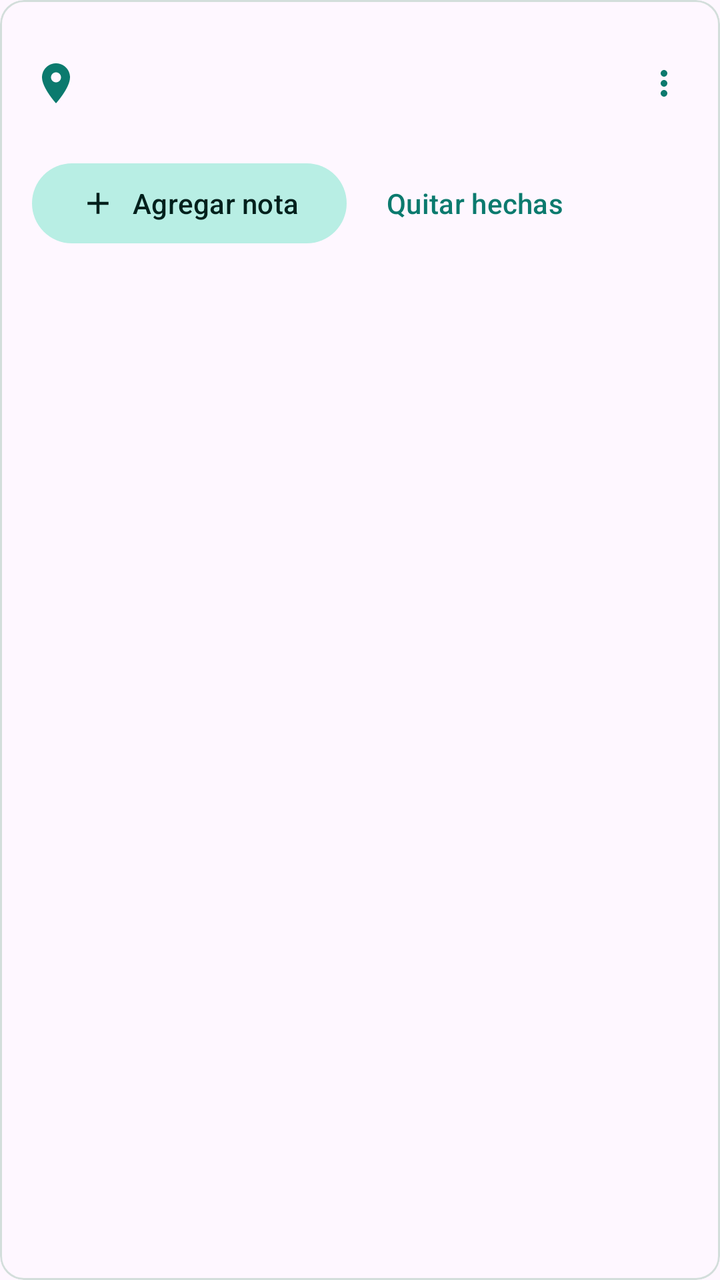
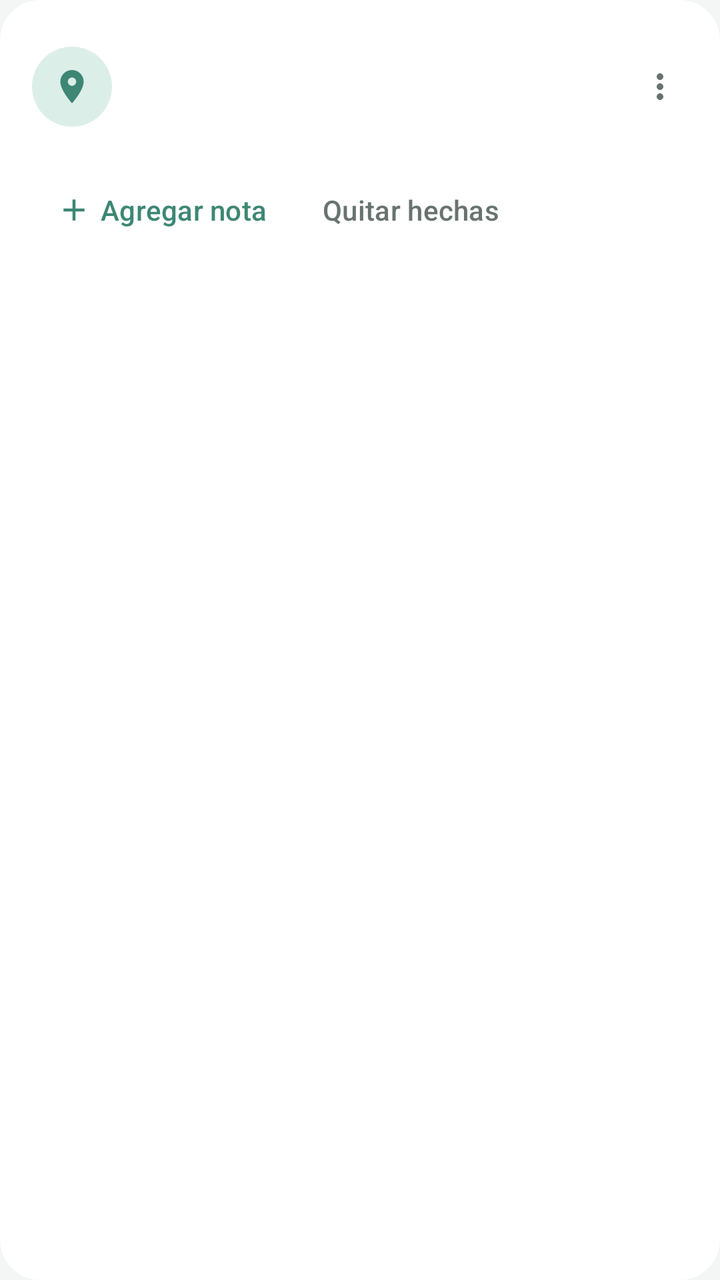

Compare the two renders of this Android layout. The source of the first and the diff that turns it into the second are given below.
<!-- AndroidManifest.xml: application theme Theme.Recuerdame -->
<!-- res/layout/item_place.xml -->
<?xml version="1.0" encoding="utf-8"?>
<com.google.android.material.card.MaterialCardView xmlns:android="http://schemas.android.com/apk/res/android"
    xmlns:app="http://schemas.android.com/apk/res-auto"
    android:layout_width="match_parent"
    android:layout_height="wrap_content"
    android:layout_marginBottom="12dp"
    app:cardElevation="0dp"
    app:strokeColor="@color/card_stroke"
    app:strokeWidth="1dp">

    <LinearLayout
        android:layout_width="match_parent"
        android:layout_height="wrap_content"
        android:orientation="vertical"
        android:paddingStart="16dp"
        android:paddingTop="12dp"
        android:paddingEnd="4dp"
        android:paddingBottom="12dp">

        <LinearLayout
            android:layout_width="match_parent"
            android:layout_height="wrap_content"
            android:gravity="center_vertical"
            android:orientation="horizontal">

            <ImageView
                android:layout_width="24dp"
                android:layout_height="24dp"
                android:contentDescription="@null"
                android:src="@drawable/ic_pin"
                app:tint="?attr/colorPrimary" />

            <LinearLayout
                android:layout_width="0dp"
                android:layout_height="wrap_content"
                android:layout_marginStart="12dp"
                android:layout_weight="1"
                android:orientation="vertical">

                <TextView
                    android:id="@+id/place_name"
                    android:layout_width="match_parent"
                    android:layout_height="wrap_content"
                    android:textSize="18sp"
                    android:textStyle="bold" />

                <TextView
                    android:id="@+id/place_address"
                    android:layout_width="match_parent"
                    android:layout_height="wrap_content"
                    android:alpha="0.8"
                    android:textSize="13sp" />

                <TextView
                    android:id="@+id/place_info"
                    android:layout_width="match_parent"
                    android:layout_height="wrap_content"
                    android:alpha="0.65"
                    android:textSize="13sp" />
            </LinearLayout>

            <com.google.android.material.button.MaterialButton
                android:id="@+id/btn_more"
                style="@style/Widget.Material3.Button.IconButton"
                android:layout_width="wrap_content"
                android:layout_height="wrap_content"
                android:contentDescription="Más opciones"
                app:icon="@drawable/ic_more" />
        </LinearLayout>

        <LinearLayout
            android:id="@+id/notes_container"
            android:layout_width="match_parent"
            android:layout_height="wrap_content"
            android:layout_marginTop="6dp"
            android:paddingEnd="12dp"
            android:orientation="vertical" />

        <LinearLayout
            android:layout_width="match_parent"
            android:layout_height="wrap_content"
            android:orientation="horizontal">

            <com.google.android.material.button.MaterialButton
                android:id="@+id/btn_add_note"
                style="@style/Widget.Material3.Button.TonalButton"
                android:layout_width="wrap_content"
                android:layout_height="wrap_content"
                android:text="Agregar nota"
                app:icon="@drawable/ic_add" />

            <com.google.android.material.button.MaterialButton
                android:id="@+id/btn_clear_done"
                style="@style/Widget.Material3.Button.TextButton"
                android:layout_width="wrap_content"
                android:layout_height="wrap_content"
                android:layout_marginStart="8dp"
                android:text="Quitar hechas" />
        </LinearLayout>
    </LinearLayout>
</com.google.android.material.card.MaterialCardView>
<!-- resources referenced by this layout -->
<resources>
  <color name="card_stroke">#D3DEDB</color>
  <!-- drawable ic_add (drawable) -->
  <?xml version="1.0" encoding="utf-8"?>
  <vector xmlns:android="http://schemas.android.com/apk/res/android" android:width="24dp" android:height="24dp" android:viewportWidth="24" android:viewportHeight="24" android:tint="?attr/colorControlNormal">
      <path android:fillColor="@android:color/white" android:pathData="M19,13h-6v6h-2v-6H5v-2h6V5h2v6h6v2z"/>
  </vector>
  <!-- drawable ic_pin (drawable) -->
  <?xml version="1.0" encoding="utf-8"?>
  <vector xmlns:android="http://schemas.android.com/apk/res/android" android:width="24dp" android:height="24dp" android:viewportWidth="24" android:viewportHeight="24" android:tint="?attr/colorControlNormal">
      <path android:fillColor="@android:color/white" android:pathData="M12,2C8.13,2 5,5.13 5,9c0,5.25 7,13 7,13s7,-7.75 7,-13c0,-3.87 -3.13,-7 -7,-7zM12,11.5c-1.38,0 -2.5,-1.12 -2.5,-2.5s1.12,-2.5 2.5,-2.5 2.5,1.12 2.5,2.5 -1.12,2.5 -2.5,2.5z"/>
  </vector>
  <style name="Theme.Recuerdame" parent="Theme.Material3.DayNight">
          <item name="colorPrimary">@color/brand</item>
          <item name="colorOnPrimary">@color/brand_on</item>
          <item name="colorPrimaryContainer">@color/brand_container</item>
          <item name="colorOnPrimaryContainer">@color/brand_on_container</item>
          <item name="colorSecondaryContainer">@color/brand_container</item>
          <item name="colorOnSecondaryContainer">@color/brand_on_container</item>
      </style>
  <color name="brand">#0B7A6E</color>
  <color name="brand_on">#FFFFFF</color>
  <color name="brand_container">#B8EEE4</color>
  <color name="brand_on_container">#00201C</color>
  <!-- unchanged entries left out for length: 1 -->
</resources>

<!-- the commit's change to res/layout/item_place.xml (unified diff, before → after) -->
@@ -1,21 +1,19 @@
 <?xml version="1.0" encoding="utf-8"?>
 <com.google.android.material.card.MaterialCardView xmlns:android="http://schemas.android.com/apk/res/android"
     xmlns:app="http://schemas.android.com/apk/res-auto"
+    style="@style/SoftCard"
     android:layout_width="match_parent"
     android:layout_height="wrap_content"
-    android:layout_marginBottom="12dp"
-    app:cardElevation="0dp"
-    app:strokeColor="@color/card_stroke"
-    app:strokeWidth="1dp">
+    android:layout_marginBottom="14dp">
 
     <LinearLayout
         android:layout_width="match_parent"
         android:layout_height="wrap_content"
         android:orientation="vertical"
         android:paddingStart="16dp"
-        android:paddingTop="12dp"
-        android:paddingEnd="4dp"
-        android:paddingBottom="12dp">
+        android:paddingTop="14dp"
+        android:paddingEnd="6dp"
+        android:paddingBottom="8dp">
 
         <LinearLayout
             android:layout_width="match_parent"
@@ -23,17 +21,24 @@
             android:gravity="center_vertical"
             android:orientation="horizontal">
 
-            <ImageView
-                android:layout_width="24dp"
-                android:layout_height="24dp"
-                android:contentDescription="@null"
-                android:src="@drawable/ic_pin"
-                app:tint="?attr/colorPrimary" />
+            <FrameLayout
+                android:layout_width="40dp"
+                android:layout_height="40dp"
+                android:background="@drawable/bg_circle_soft">
+
+                <ImageView
+                    android:layout_width="20dp"
+                    android:layout_height="20dp"
+                    android:layout_gravity="center"
+                    android:contentDescription="@null"
+                    android:src="@drawable/ic_pin"
+                    app:tint="@color/primary" />
+            </FrameLayout>
 
             <LinearLayout
                 android:layout_width="0dp"
                 android:layout_height="wrap_content"
-                android:layout_marginStart="12dp"
+                android:layout_marginStart="14dp"
                 android:layout_weight="1"
                 android:orientation="vertical">
 
@@ -41,21 +46,27 @@
                     android:id="@+id/place_name"
                     android:layout_width="match_parent"
                     android:layout_height="wrap_content"
-                    android:textSize="18sp"
-                    android:textStyle="bold" />
+                    android:ellipsize="end"
+                    android:fontFamily="sans-serif-medium"
+                    android:maxLines="1"
+                    android:textColor="@color/text"
+                    android:textSize="17sp" />
 
                 <TextView
                     android:id="@+id/place_address"
                     android:layout_width="match_parent"
                     android:layout_height="wrap_content"
-                    android:alpha="0.8"
+                    android:ellipsize="end"
+                    android:maxLines="1"
+                    android:textColor="@color/text_soft"
                     android:textSize="13sp" />
 
                 <TextView
                     android:id="@+id/place_info"
                     android:layout_width="match_parent"
                     android:layout_height="wrap_content"
-                    android:alpha="0.65"
+                    android:layout_marginTop="1dp"
+                    android:textColor="@color/text_soft"
                     android:textSize="13sp" />
             </LinearLayout>
 
@@ -65,16 +76,17 @@
                 android:layout_width="wrap_content"
                 android:layout_height="wrap_content"
                 android:contentDescription="Más opciones"
-                app:icon="@drawable/ic_more" />
+                app:icon="@drawable/ic_more"
+                app:iconTint="@color/text_soft" />
         </LinearLayout>
 
         <LinearLayout
             android:id="@+id/notes_container"
             android:layout_width="match_parent"
             android:layout_height="wrap_content"
-            android:layout_marginTop="6dp"
-            android:paddingEnd="12dp"
-            android:orientation="vertical" />
+            android:layout_marginTop="8dp"
+            android:orientation="vertical"
+            android:paddingEnd="10dp" />
 
         <LinearLayout
             android:layout_width="match_parent"
@@ -83,7 +95,7 @@
 
             <com.google.android.material.button.MaterialButton
                 android:id="@+id/btn_add_note"
-                style="@style/Widget.Material3.Button.TonalButton"
+                style="@style/Widget.Material3.Button.TextButton.Icon"
                 android:layout_width="wrap_content"
                 android:layout_height="wrap_content"
                 android:text="Agregar nota"
@@ -94,8 +106,8 @@
                 style="@style/Widget.Material3.Button.TextButton"
                 android:layout_width="wrap_content"
                 android:layout_height="wrap_content"
-                android:layout_marginStart="8dp"
-                android:text="Quitar hechas" />
+                android:text="Quitar hechas"
+                android:textColor="@color/text_soft" />
         </LinearLayout>
     </LinearLayout>
 </com.google.android.material.card.MaterialCardView>
<!-- resource entries referenced after the edit -->
@@ -1,6 +1,13 @@
 <!-- resources referenced by this layout -->
 <resources>
-  <color name="card_stroke">#D3DEDB</color>
+  <color name="primary">#3D8774</color>
+  <color name="text">#1D2422</color>
+  <color name="text_soft">#68736F</color>
+  <!-- drawable bg_circle_soft (drawable) -->
+  <?xml version="1.0" encoding="utf-8"?>
+  <shape xmlns:android="http://schemas.android.com/apk/res/android" android:shape="oval">
+      <solid android:color="@color/primary_soft" />
+  </shape>
   <!-- drawable ic_add (drawable) -->
   <?xml version="1.0" encoding="utf-8"?>
   <vector xmlns:android="http://schemas.android.com/apk/res/android" android:width="24dp" android:height="24dp" android:viewportWidth="24" android:viewportHeight="24" android:tint="?attr/colorControlNormal">
@@ -11,18 +18,50 @@
   <vector xmlns:android="http://schemas.android.com/apk/res/android" android:width="24dp" android:height="24dp" android:viewportWidth="24" android:viewportHeight="24" android:tint="?attr/colorControlNormal">
       <path android:fillColor="@android:color/white" android:pathData="M12,2C8.13,2 5,5.13 5,9c0,5.25 7,13 7,13s7,-7.75 7,-13c0,-3.87 -3.13,-7 -7,-7zM12,11.5c-1.38,0 -2.5,-1.12 -2.5,-2.5s1.12,-2.5 2.5,-2.5 2.5,1.12 2.5,2.5 -1.12,2.5 -2.5,2.5z"/>
   </vector>
-  <style name="Theme.Recuerdame" parent="Theme.Material3.DayNight">
-          <item name="colorPrimary">@color/brand</item>
-          <item name="colorOnPrimary">@color/brand_on</item>
-          <item name="colorPrimaryContainer">@color/brand_container</item>
-          <item name="colorOnPrimaryContainer">@color/brand_on_container</item>
-          <item name="colorSecondaryContainer">@color/brand_container</item>
-          <item name="colorOnSecondaryContainer">@color/brand_on_container</item>
+  <style name="SoftCard" parent="Widget.Material3.CardView.Filled">
+          <item name="cardBackgroundColor">@color/surface</item>
+          <item name="cardCornerRadius">20dp</item>
+          <item name="cardElevation">0dp</item>
+          <item name="strokeWidth">0dp</item>
       </style>
-  <color name="brand">#0B7A6E</color>
-  <color name="brand_on">#FFFFFF</color>
-  <color name="brand_container">#B8EEE4</color>
-  <color name="brand_on_container">#00201C</color>
+  <style name="Theme.Recuerdame" parent="Theme.Material3.DayNight.NoActionBar">
+          <item name="colorPrimary">@color/primary</item>
+          <item name="colorOnPrimary">@color/on_primary</item>
+          <item name="colorPrimaryContainer">@color/primary_soft</item>
+          <item name="colorOnPrimaryContainer">@color/on_primary_soft</item>
+          <item name="colorSecondary">@color/primary</item>
+          <item name="colorOnSecondary">@color/on_primary</item>
+          <item name="colorSecondaryContainer">@color/primary_soft</item>
+          <item name="colorOnSecondaryContainer">@color/on_primary_soft</item>
+          <item name="colorTertiaryContainer">@color/leave_soft</item>
+          <item name="colorOnTertiaryContainer">@color/leave_text</item>
+          <item name="android:colorBackground">@color/bg</item>
+          <item name="colorSurface">@color/surface</item>
+          <item name="colorOnSurface">@color/text</item>
+          <item name="colorSurfaceVariant">@color/surface_soft</item>
+          <item name="colorOnSurfaceVariant">@color/text_soft</item>
+          <item name="colorSurfaceContainerLowest">@color/surface</item>
+          <item name="colorSurfaceContainerLow">@color/surface</item>
+          <item name="colorSurfaceContainer">@color/surface</item>
+          <item name="colorSurfaceContainerHigh">@color/surface</item>
+          <item name="colorSurfaceContainerHighest">@color/surface_soft</item>
+          <item name="colorOutline">@color/outline</item>
+          <item name="colorOutlineVariant">@color/divider</item>
+          <item name="android:statusBarColor">@color/bg</item>
+          <item name="android:navigationBarColor">@color/bg</item>
+          <item name="android:windowLightStatusBar">@bool/light_bars</item>
+          <item name="android:windowLightNavigationBar" tools:targetApi="27">@bool/light_bars</item>
+      </style>
+  <color name="primary_soft">#DCEEE8</color>
+  <color name="surface">#FFFFFF</color>
+  <color name="on_primary">#FFFFFF</color>
+  <color name="on_primary_soft">#1E4F43</color>
+  <color name="leave_soft">#F9E6DD</color>
+  <color name="leave_text">#9A4B30</color>
+  <color name="bg">#F4F6F5</color>
+  <color name="surface_soft">#ECF1EF</color>
+  <color name="outline">#C9D2CE</color>
+  <color name="divider">#E4EAE7</color>
   <!-- unchanged entries left out for length: 1 -->
 </resources>
 
